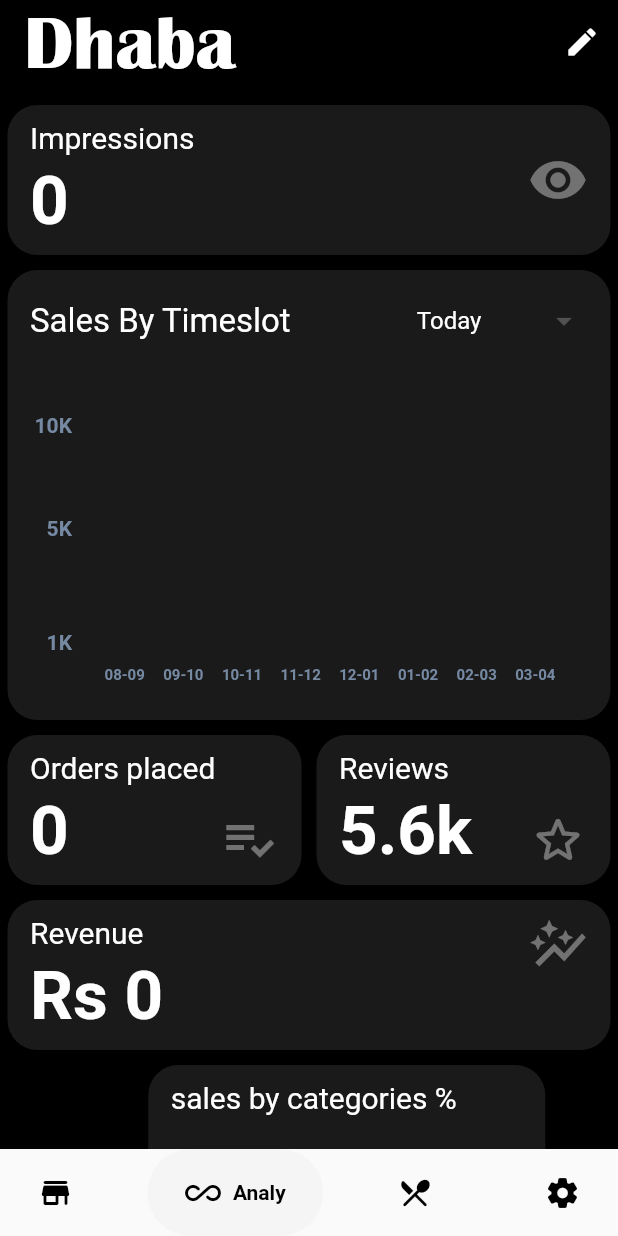
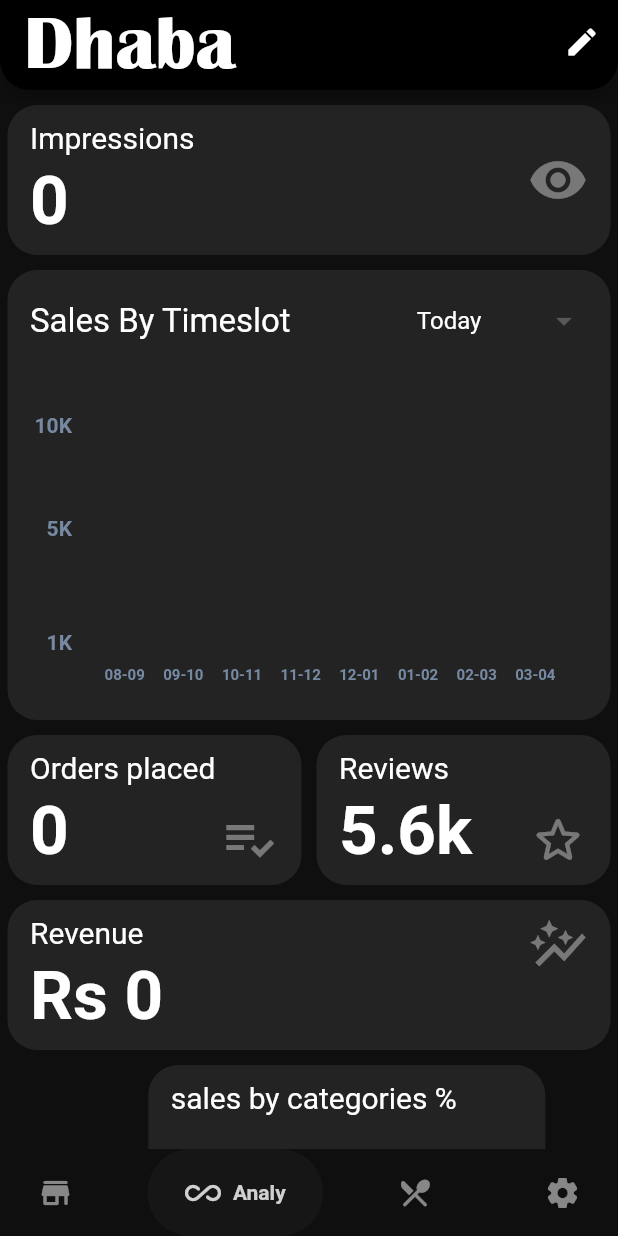
Before and after one commit to yousuf-4594/Blink-Employee, a Flutter app: the MainNavigator screen opened directly with empty values, item 2 of the bottom bar chosen, on a phone screen of 412 x 824 dp. Run offline on Flutter 3.47's test engine with Material 2 defaults, Android fonts, the phone set to English and light mode, and no system bars; drawn by our look-alikes of fl_chart, google_nav_bar; our stand-ins replace animated_text_kit, flutter_slidable, google_fonts, smooth_page_indicator; missing offline and left inert: mysql_client.

Commit message:
added dark theme to all screens except for settings

```diff
--- /dev/null
+++ b/lib/classes/UiColor.dart
@@ -0,0 +1,29 @@
+import 'package:flutter/material.dart';
+
+class ui {
+  static List<Color> colors = [
+    Color.fromARGB(255, 15, 15, 15), // 0
+    const Color.fromARGB(255, 35, 35, 35), // 1
+    const Color.fromARGB(255, 50, 50, 50), // 2
+    Colors.grey.shade600, // 3
+    const Color.fromARGB(190, 255, 255, 255), // 4
+    Color.fromARGB(255, 46, 46, 46), // 5
+    Colors.white38, //6
+    Color(0xFFFF4500), //7
+    Color.fromARGB(158, 255, 109, 31), //8
+    Color.fromARGB(255, 22, 127, 255), //9
+    Color.fromARGB(255, 255, 106, 80), //10
+  ];
+
+  static Color val(int index) {
+    return colors[index];
+  }
+
+  static Color txt() {
+    return colors[4];
+  }
+
+  static Color txtop() {
+    return colors[6];
+  }
+}
--- a/lib/main.dart
+++ b/lib/main.dart
@@ -31,7 +31,6 @@ class FoodDelivery extends StatelessWidget {
         // RestaurantScreen.id: (context) => RestaurantScreen(),
         // SettingsScreen.id: (context) => SettingsScreen(),
       },
-
       // home: MainNavigator(),
       // home: OnboardingScreen(),
     );
--- a/lib/screens/analytics_screen.dart
+++ b/lib/screens/analytics_screen.dart
@@ -4,7 +4,8 @@ import 'package:food_delivery_restraunt/mysql.dart';
 import 'package:food_delivery_restraunt/screens/orderPlaceScreen.dart';
 import 'package:food_delivery_restraunt/screens/revenueScreen.dart';
 import 'package:food_delivery_restraunt/services/analytics.dart';
-
+import 'package:food_delivery_restraunt/classes/UiColor.dart';
+import 'package:flutter/services.dart';
 import '../classes/restaurant.dart';
 import '../graphs/barGraphDoubleLines.dart';
 import '../graphs/piChart.dart';
@@ -45,10 +46,14 @@ class _AnalyticsScreenState extends State<AnalyticsScreen> {
   @override
   Widget build(BuildContext context) {
     return Scaffold(
-        backgroundColor: Colors.black,
+        backgroundColor: ui.val(0),
         appBar: PreferredSize(
           preferredSize: Size.fromHeight(60.0),
           child: AppBar(
+            systemOverlayStyle: SystemUiOverlayStyle(
+              systemNavigationBarColor: ui.val(0),
+              statusBarColor: Colors.black,
+            ),
             automaticallyImplyLeading: false,
             title: Text(
               'Dhaba',
@@ -118,7 +123,7 @@ class piChartRow extends StatelessWidget {
         margin: EdgeInsets.only(left: 5, right: 5, top: 10),
         height: 300,
         decoration: BoxDecoration(
-          color: Colors.white10,
+          color: ui.val(1),
           borderRadius: BorderRadius.circular(20),
         ),
         child: InkWell(
@@ -237,7 +242,7 @@ class _PopularRowState extends State<PopularRow> {
       child: Container(
         margin: EdgeInsets.only(left: 5, top: 10, right: 5),
         decoration: BoxDecoration(
-          color: Colors.white10,
+          color: ui.val(1),
           borderRadius: BorderRadius.circular(20),
         ),
         child: InkWell(
@@ -272,7 +277,7 @@ class RevenueRow extends StatelessWidget {
       margin: EdgeInsets.only(left: 5, right: 5, top: 10),
       height: 100,
       decoration: BoxDecoration(
-        color: Colors.white10,
+        color: ui.val(1),
         borderRadius: BorderRadius.circular(20),
       ),
       child: InkWell(
@@ -346,7 +351,7 @@ class ReviewsRow extends StatelessWidget {
         margin: EdgeInsets.only(left: 5, right: 5, top: 10),
         height: 100,
         decoration: BoxDecoration(
-          color: Colors.white10,
+          color: ui.val(1),
           borderRadius: BorderRadius.circular(20),
         ),
         child: InkWell(
@@ -563,7 +568,7 @@ class OrdersPlacedRow extends StatelessWidget {
         margin: EdgeInsets.only(left: 5, right: 5, top: 10),
         height: 100,
         decoration: BoxDecoration(
-          color: Colors.white10,
+          color: ui.val(1),
           borderRadius: BorderRadius.circular(20),
         ),
         child: InkWell(
@@ -636,7 +641,7 @@ class TimeSlotSalesRow extends StatelessWidget {
       height: 300,
       width: MediaQuery.of(context).size.width,
       decoration: BoxDecoration(
-        color: Colors.white10,
+        color: ui.val(1),
         borderRadius: BorderRadius.circular(20),
       ),
       child: InkWell(
@@ -669,7 +674,7 @@ class ImpressionRow extends StatelessWidget {
       margin: EdgeInsets.only(left: 5, right: 5, top: 10),
       height: 100,
       decoration: BoxDecoration(
-        color: Colors.white10,
+        color: ui.val(1),
         borderRadius: BorderRadius.circular(20),
       ),
       child: Container(
--- a/lib/services/navigator.dart
+++ b/lib/services/navigator.dart
@@ -8,6 +8,8 @@ import 'package:google_nav_bar/google_nav_bar.dart';
 import 'package:food_delivery_restraunt/screens/login_screen.dart';
 import 'package:food_delivery_restraunt/user.dart';
 import 'package:food_delivery_restraunt/arguments/home_screen_arguments.dart';
+
+import 'package:food_delivery_restraunt/classes/UIColor.dart';
 
 class MainNavigator extends StatefulWidget {
   static const id = 'main-navigator';
@@ -25,15 +27,16 @@ class _MainNavigatorState extends State<MainNavigator> {
         ModalRoute.of(context)!.settings.arguments as HomeScreenArguments;
     return Scaffold(
       bottomNavigationBar: GNav(
-        rippleColor: Colors.grey[300]!,
-        hoverColor: Colors.grey[100]!,
+        backgroundColor: ui.val(0),
+        rippleColor: Colors.grey.withOpacity(0.3)!,
+        hoverColor: Colors.grey.withOpacity(0.13)!,
         gap: 8,
-        activeColor: Colors.black,
+        activeColor: Colors.white.withOpacity(0.8),
         iconSize: 24,
         padding: EdgeInsets.symmetric(horizontal: 25, vertical: 17),
         duration: Duration(milliseconds: 400),
-        tabBackgroundColor: Colors.grey[100]!,
-        color: Colors.black,
+        tabBackgroundColor: Colors.grey.withOpacity(0.05)!,
+        color: Colors.white.withOpacity(0.5),
         onTabChange: (int index) {
           setState(() {
             currentPageIndex = index;
```
Also changed, not shown: lib/screens/home_screen.dart (+42 -16 lines), lib/screens/menu_screen.dart (+67 -19 lines).
